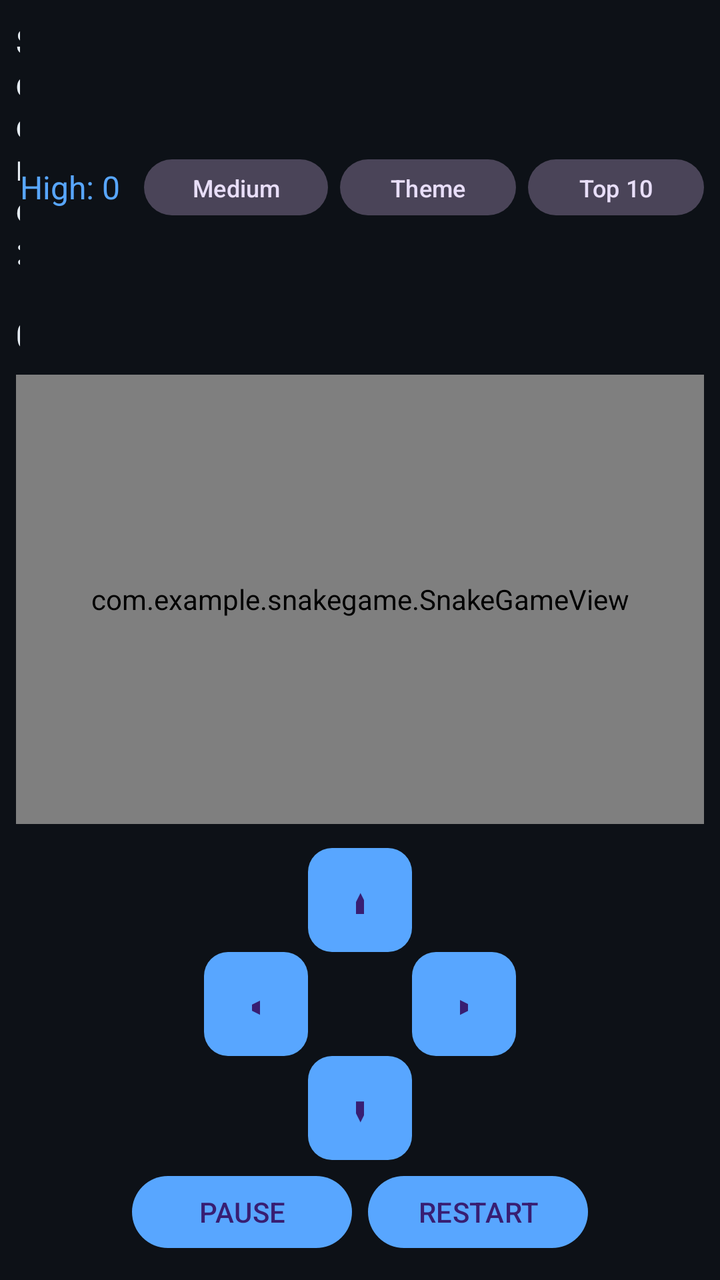
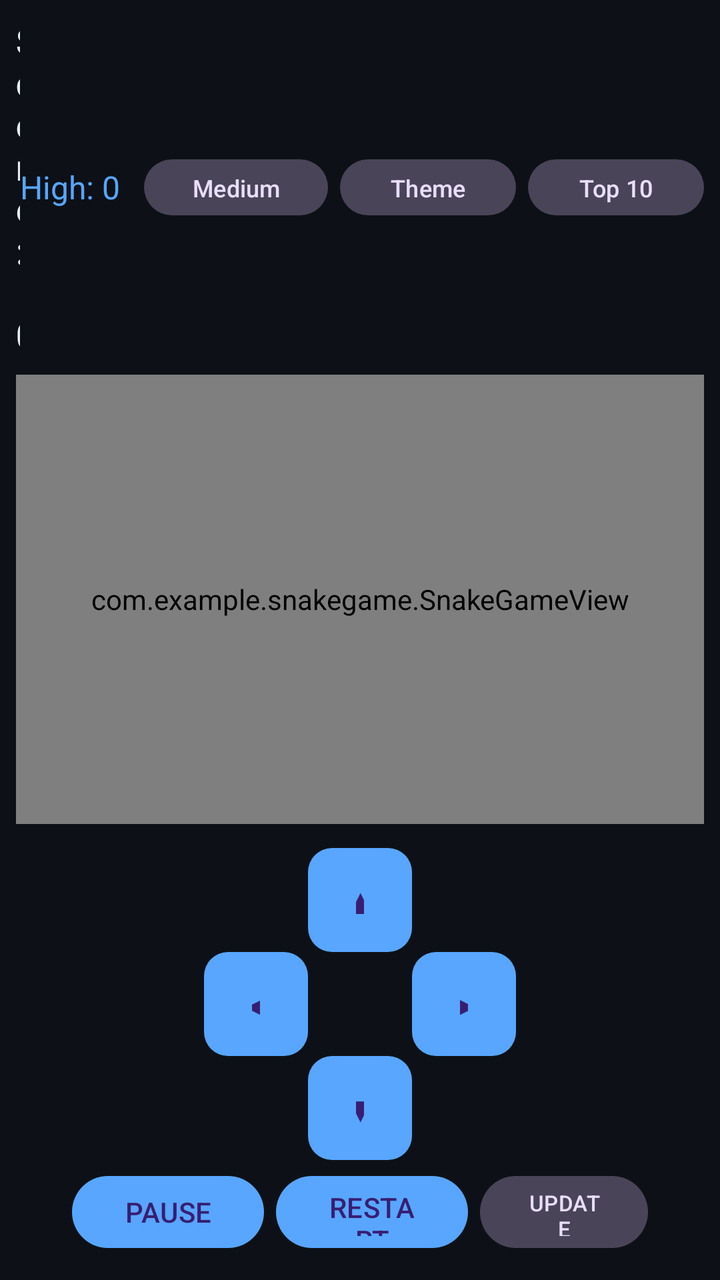

Screens rendered from an Android XML layout before and after an edit, with the pre-edit source and the edit as a unified diff.
<!-- AndroidManifest.xml: activity theme Theme.SnakeGame -->
<!-- res/layout/activity_main.xml -->
<?xml version="1.0" encoding="utf-8"?>
<androidx.constraintlayout.widget.ConstraintLayout
    xmlns:android="http://schemas.android.com/apk/res/android"
    xmlns:app="http://schemas.android.com/apk/res-auto"
    android:id="@+id/rootLayout"
    android:layout_width="match_parent"
    android:layout_height="match_parent"
    android:background="#0D1117"
    android:padding="8dp">

    
    <LinearLayout
        android:id="@+id/topBar"
        android:layout_width="0dp"
        android:layout_height="wrap_content"
        android:orientation="horizontal"
        android:gravity="center_vertical"
        app:layout_constraintTop_toTopOf="parent"
        app:layout_constraintStart_toStartOf="parent"
        app:layout_constraintEnd_toEndOf="parent">

        <TextView
            android:id="@+id/tvScore"
            android:layout_width="0dp"
            android:layout_height="wrap_content"
            android:layout_weight="1"
            android:text="Score: 0"
            android:textColor="#E6EDF3"
            android:textSize="18sp"
            android:textStyle="bold" />

        <TextView
            android:id="@+id/tvHighScore"
            android:layout_width="wrap_content"
            android:layout_height="wrap_content"
            android:text="High: 0"
            android:textColor="#58A6FF"
            android:textSize="16sp"
            android:layout_marginEnd="12dp" />

        <com.google.android.material.button.MaterialButton
            android:id="@+id/btnDifficulty"
            style="@style/Widget.Material3.Button.TonalButton"
            android:layout_width="wrap_content"
            android:layout_height="36dp"
            android:text="Medium"
            android:textSize="12sp"
            android:layout_marginEnd="6dp" />

        <com.google.android.material.button.MaterialButton
            android:id="@+id/btnTheme"
            style="@style/Widget.Material3.Button.TonalButton"
            android:layout_width="wrap_content"
            android:layout_height="36dp"
            android:text="Theme"
            android:textSize="12sp"
            android:layout_marginEnd="6dp" />

        <com.google.android.material.button.MaterialButton
            android:id="@+id/btnLeaderboard"
            style="@style/Widget.Material3.Button.TonalButton"
            android:layout_width="wrap_content"
            android:layout_height="36dp"
            android:text="Top 10"
            android:textSize="12sp" />
    </LinearLayout>

    
    <com.example.snakegame.SnakeGameView
        android:id="@+id/gameView"
        android:layout_width="0dp"
        android:layout_height="0dp"
        android:layout_marginTop="8dp"
        android:layout_marginBottom="8dp"
        app:layout_constraintTop_toBottomOf="@id/topBar"
        app:layout_constraintBottom_toTopOf="@id/controls"
        app:layout_constraintStart_toStartOf="parent"
        app:layout_constraintEnd_toEndOf="parent" />

    
    <LinearLayout
        android:id="@+id/controls"
        android:layout_width="0dp"
        android:layout_height="wrap_content"
        android:orientation="vertical"
        android:gravity="center_horizontal"
        android:paddingTop="4dp"
        android:paddingBottom="4dp"
        app:layout_constraintBottom_toBottomOf="parent"
        app:layout_constraintStart_toStartOf="parent"
        app:layout_constraintEnd_toEndOf="parent">

        <GridLayout
            android:layout_width="wrap_content"
            android:layout_height="wrap_content"
            android:columnCount="3"
            android:rowCount="3"
            android:layout_gravity="center_horizontal">

            <View android:layout_width="48dp" android:layout_height="48dp" />

            <com.google.android.material.button.MaterialButton
                android:id="@+id/btnUp"
                android:layout_width="52dp"
                android:layout_height="52dp"
                android:text="▲"
                android:textSize="18sp"
                android:insetTop="0dp"
                android:insetBottom="0dp"
                app:cornerRadius="12dp" />

            <View android:layout_width="48dp" android:layout_height="48dp" />

            <com.google.android.material.button.MaterialButton
                android:id="@+id/btnLeft"
                android:layout_width="52dp"
                android:layout_height="52dp"
                android:text="◀"
                android:textSize="18sp"
                android:insetTop="0dp"
                android:insetBottom="0dp"
                app:cornerRadius="12dp" />

            <View android:layout_width="48dp" android:layout_height="48dp" />

            <com.google.android.material.button.MaterialButton
                android:id="@+id/btnRight"
                android:layout_width="52dp"
                android:layout_height="52dp"
                android:text="▶"
                android:textSize="18sp"
                android:insetTop="0dp"
                android:insetBottom="0dp"
                app:cornerRadius="12dp" />

            <View android:layout_width="48dp" android:layout_height="48dp" />

            <com.google.android.material.button.MaterialButton
                android:id="@+id/btnDown"
                android:layout_width="52dp"
                android:layout_height="52dp"
                android:text="▼"
                android:textSize="18sp"
                android:insetTop="0dp"
                android:insetBottom="0dp"
                app:cornerRadius="12dp" />

            <View android:layout_width="48dp" android:layout_height="48dp" />
        </GridLayout>

        
        <LinearLayout
            android:layout_width="wrap_content"
            android:layout_height="wrap_content"
            android:orientation="horizontal"
            android:gravity="center"
            android:layout_marginTop="4dp">

            <com.google.android.material.button.MaterialButton
                android:id="@+id/btnPause"
                android:layout_width="110dp"
                android:layout_height="44dp"
                android:text="PAUSE"
                android:layout_marginEnd="8dp" />

            <com.google.android.material.button.MaterialButton
                android:id="@+id/btnRestart"
                android:layout_width="110dp"
                android:layout_height="44dp"
                android:text="RESTART" />
        </LinearLayout>
    </LinearLayout>

</androidx.constraintlayout.widget.ConstraintLayout>
<!-- resources referenced by this layout -->
<resources>
  <style name="Theme.SnakeGame" parent="Theme.Material3.Dark.NoActionBar">
          <item name="colorPrimary">@color/accent</item>
          <item name="android:statusBarColor">@color/background</item>
          <item name="android:navigationBarColor">@color/background</item>
          <item name="android:windowBackground">@color/background</item>
      </style>
  <color name="accent">#FF58A6FF</color>
  <color name="background">#FF0D1117</color>
</resources>

<!-- the commit's change to res/layout/activity_main.xml (unified diff, before → after) -->
@@ -8,7 +8,6 @@
     android:background="#0D1117"
     android:padding="8dp">
 
-    
     <LinearLayout
         android:id="@+id/topBar"
         android:layout_width="0dp"
@@ -65,7 +64,6 @@
             android:textSize="12sp" />
     </LinearLayout>
 
-    
     <com.example.snakegame.SnakeGameView
         android:id="@+id/gameView"
         android:layout_width="0dp"
@@ -77,7 +75,6 @@
         app:layout_constraintStart_toStartOf="parent"
         app:layout_constraintEnd_toEndOf="parent" />
 
-    
     <LinearLayout
         android:id="@+id/controls"
         android:layout_width="0dp"
@@ -98,7 +95,6 @@
             android:layout_gravity="center_horizontal">
 
             <View android:layout_width="48dp" android:layout_height="48dp" />
-
             <com.google.android.material.button.MaterialButton
                 android:id="@+id/btnUp"
                 android:layout_width="52dp"
@@ -108,7 +104,6 @@
                 android:insetTop="0dp"
                 android:insetBottom="0dp"
                 app:cornerRadius="12dp" />
-
             <View android:layout_width="48dp" android:layout_height="48dp" />
 
             <com.google.android.material.button.MaterialButton
@@ -120,9 +115,7 @@
                 android:insetTop="0dp"
                 android:insetBottom="0dp"
                 app:cornerRadius="12dp" />
-
             <View android:layout_width="48dp" android:layout_height="48dp" />
-
             <com.google.android.material.button.MaterialButton
                 android:id="@+id/btnRight"
                 android:layout_width="52dp"
@@ -134,7 +127,6 @@
                 app:cornerRadius="12dp" />
 
             <View android:layout_width="48dp" android:layout_height="48dp" />
-
             <com.google.android.material.button.MaterialButton
                 android:id="@+id/btnDown"
                 android:layout_width="52dp"
@@ -144,11 +136,9 @@
                 android:insetTop="0dp"
                 android:insetBottom="0dp"
                 app:cornerRadius="12dp" />
-
             <View android:layout_width="48dp" android:layout_height="48dp" />
         </GridLayout>
 
-        
         <LinearLayout
             android:layout_width="wrap_content"
             android:layout_height="wrap_content"
@@ -158,17 +148,23 @@
 
             <com.google.android.material.button.MaterialButton
                 android:id="@+id/btnPause"
-                android:layout_width="110dp"
+                android:layout_width="96dp"
                 android:layout_height="44dp"
                 android:text="PAUSE"
-                android:layout_marginEnd="8dp" />
-
+                android:layout_marginEnd="6dp" />
             <com.google.android.material.button.MaterialButton
                 android:id="@+id/btnRestart"
-                android:layout_width="110dp"
+                android:layout_width="96dp"
                 android:layout_height="44dp"
-                android:text="RESTART" />
+                android:text="RESTART"
+                android:layout_marginEnd="6dp" />
+            <com.google.android.material.button.MaterialButton
+                android:id="@+id/btnUpdate"
+                style="@style/Widget.Material3.Button.TonalButton"
+                android:layout_width="84dp"
+                android:layout_height="44dp"
+                android:text="UPDATE"
+                android:textSize="11sp" />
         </LinearLayout>
     </LinearLayout>
-
 </androidx.constraintlayout.widget.ConstraintLayout>
